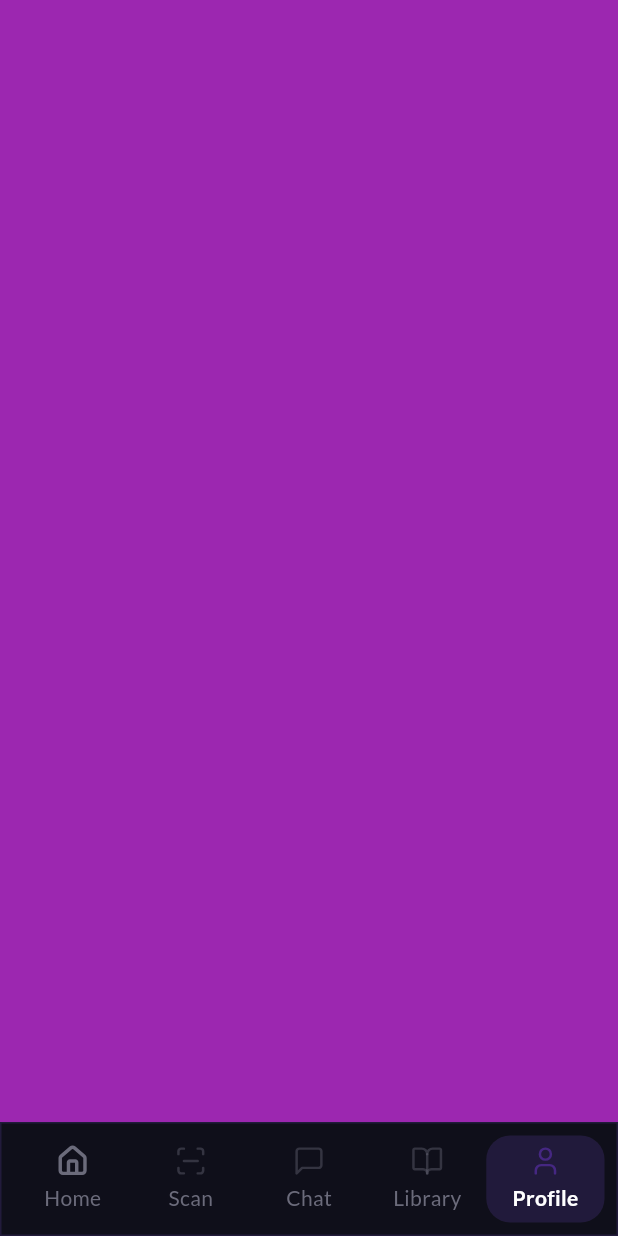
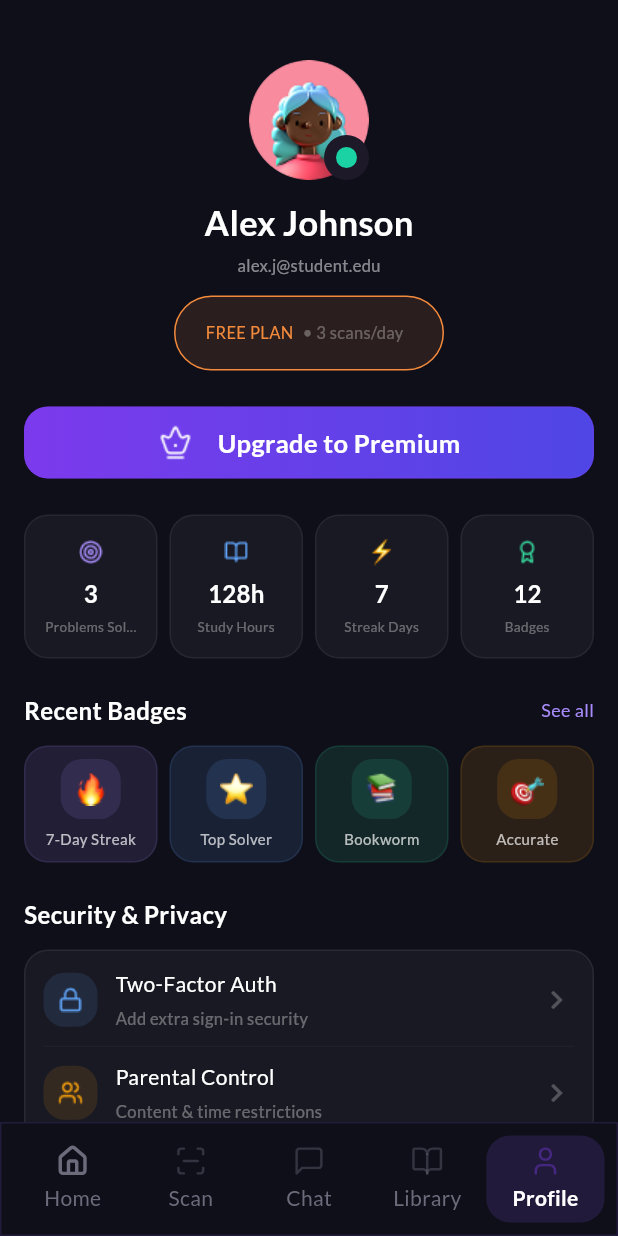
Before and after one commit to MdLimon123/Smart-Study-Ai, a Flutter app: the MainScreen screen opened by its route, item 5 of the bottom bar chosen, on a phone screen of 412 x 824 dp. Run offline on Flutter 3.47's test engine with Material 3 defaults, Android fonts, the phone set to English and light mode, and no system bars; our stand-ins replace cached_network_image, camera, flutter_screenutil, flutter_spinkit, flutter_svg, get and 4 more; accounts and stored records are empty.

Commit message:
profile complete

```diff
--- a/lib/views/screen/main/main_screen.dart
+++ b/lib/views/screen/main/main_screen.dart
@@ -3,6 +3,7 @@ import 'package:flutter_extension/views/base/bottom_menu.dart';
 import 'package:flutter_extension/views/screen/chat/ai_chat_screen.dart';
 import 'package:flutter_extension/views/screen/home/home_screen.dart';
 import 'package:flutter_extension/views/screen/library/library_screen.dart';
+import 'package:flutter_extension/views/screen/profile/profile_screen.dart';
 import 'package:flutter_extension/views/screen/scan&solve/scan_screen.dart';
 
 class MainScreen extends StatefulWidget {
@@ -26,7 +27,7 @@ class _MainScreenState extends State<MainScreen> {
           ScanScreen(isActive: _currentIndex == 1),
           const AiChatScreen(),
           const LibraryScreen(),
-          Container(color: Colors.purple),
+          const ProfileScreen(),
         ],
       ),
       bottomNavigationBar: BottomMenu(
--- /dev/null
+++ b/lib/views/screen/profile/profile_screen.dart
@@ -0,0 +1,567 @@
+import 'package:flutter/material.dart';
+import 'package:flutter_extension/util/app_colors.dart';
+
+class ProfileScreen extends StatefulWidget {
+  const ProfileScreen({super.key});
+
+  @override
+  State<ProfileScreen> createState() => _ProfileScreenState();
+}
+
+class _ProfileScreenState extends State<ProfileScreen> {
+  @override
+  Widget build(BuildContext context) {
+    return Scaffold(
+      backgroundColor: const Color(0xFF0F0F1A),
+      body: SafeArea(
+        child: SingleChildScrollView(
+          padding: const EdgeInsets.symmetric(horizontal: 16, vertical: 20),
+          child: Column(
+            mainAxisAlignment: MainAxisAlignment.start,
+            crossAxisAlignment: CrossAxisAlignment.start,
+            children: [
+              const SizedBox(height: 20),
+              Center(
+                child: Stack(
+                  alignment: Alignment.center,
+                  children: [
+                    Container(
+                      height: 80,
+                      width: 80,
+                      decoration: const BoxDecoration(
+                        shape: BoxShape.circle,
+                        image: DecorationImage(
+                          image: AssetImage("assets/images/dummy.png"),
+                          fit: BoxFit.cover,
+                        ),
+                      ),
+                    ),
+                    Positioned(
+                      bottom: 0,
+                      right: 0,
+                      child: Container(
+                        height: 30,
+                        padding: const EdgeInsets.all(8),
+                        width: 30,
+                        decoration: const BoxDecoration(
+                          shape: BoxShape.circle,
+                          color: Color(0xFF1D1929),
+                        ),
+                        child: Container(
+                          height: 12,
+                          width: 12,
+                          decoration: const BoxDecoration(
+                            shape: BoxShape.circle,
+                            color: Color(0xFF1BD2A4),
+                          ),
+                        ),
+                      ),
+                    ),
+                  ],
+                ),
+              ),
+
+              const SizedBox(height: 12),
+              Center(
+                child: Text(
+                  "Alex Johnson",
+                  style: TextStyle(
+                    fontSize: 23,
+                    fontWeight: FontWeight.w700,
+                    color: AppColors.textColor,
+                  ),
+                ),
+              ),
+              const SizedBox(height: 4),
+              Center(
+                child: Text(
+                  "alex.j@student.edu",
+                  style: TextStyle(
+                    fontSize: 11,
+                    fontWeight: FontWeight.w400,
+                    color: AppColors.textColor.withValues(alpha: 0.50),
+                  ),
+                ),
+              ),
+
+              const SizedBox(height: 12),
+
+              Center(
+                child: Container(
+                  width: 180,
+
+                  padding: const EdgeInsets.symmetric(
+                    horizontal: 20,
+                    vertical: 16,
+                  ),
+                  decoration: BoxDecoration(
+                    color: const Color(0xFFF48A3B).withValues(alpha: 0.12),
+                    borderRadius: BorderRadius.circular(30),
+                    border: Border.all(
+                      color: const Color(0xFFF48A3B),
+                      width: 1,
+                    ),
+                  ),
+
+                  child: Row(
+                    children: [
+                      const Text(
+                        "FREE PLAN",
+                        style: TextStyle(
+                          fontSize: 11,
+                          fontWeight: FontWeight.w500,
+                          color: Color(0xFFF48A3B),
+                        ),
+                      ),
+                      const SizedBox(width: 6),
+                      Text(
+                        "• 3 scans/day",
+                        style: TextStyle(
+                          fontSize: 11,
+                          fontWeight: FontWeight.w500,
+                          color: AppColors.textColor.withValues(alpha: 0.30),
+                        ),
+                      ),
+                    ],
+                  ),
+                ),
+              ),
+
+              const SizedBox(height: 24),
+
+              Container(
+                width: double.infinity,
+                height: 48,
+                decoration: BoxDecoration(
+                  borderRadius: BorderRadius.circular(16),
+                  border: Border.all(
+                    color: const Color(0xFF7C3AED).withValues(alpha: 0.30),
+                  ),
+                  gradient: const LinearGradient(
+                    colors: [Color(0xFF7C3AED), Color(0xFF4F46E5)],
+                  ),
+                ),
+                child: Row(
+                  mainAxisAlignment: MainAxisAlignment.center,
+                  children: [
+                    Image.asset('assets/images/crown.png'),
+                    const SizedBox(width: 16),
+                    Text(
+                      "Upgrade to Premium",
+                      style: TextStyle(
+                        fontSize: 17,
+                        fontWeight: FontWeight.w700,
+                        color: AppColors.textColor,
+                      ),
+                    ),
+                  ],
+                ),
+              ),
+
+              const SizedBox(height: 24),
+              Row(
+                children: [
+                  _customContainer(
+                    image: "assets/images/circle.png",
+                    count: "3",
+                    title: "Problems Solved",
+                  ),
+                  const SizedBox(width: 8),
+                  _customContainer(
+                    image: "assets/images/book_fill.png",
+                    count: "128h",
+                    title: "Study Hours",
+                  ),
+                  const SizedBox(width: 8),
+                  _customContainer(
+                    image: "assets/images/phy.png",
+                    count: "7",
+                    title: "Streak Days",
+                  ),
+                  const SizedBox(width: 8),
+                  _customContainer(
+                    image: "assets/images/badges.png",
+                    count: "12",
+                    title: "Badges",
+                  ),
+                ],
+              ),
+
+              const SizedBox(height: 23),
+              Row(
+                mainAxisAlignment: MainAxisAlignment.spaceBetween,
+                children: [
+                  Text(
+                    "Recent Badges",
+                    style: TextStyle(
+                      fontSize: 16,
+                      fontWeight: FontWeight.w600,
+                      color: AppColors.textColor,
+                    ),
+                  ),
+                  const Text(
+                    "See all",
+                    style: TextStyle(
+                      fontSize: 12,
+                      fontWeight: FontWeight.w500,
+                      color: Color(0xFFA78BFA),
+                    ),
+                  ),
+                ],
+              ),
+
+              const SizedBox(height: 12),
+
+              Row(
+                children: [
+                  _badgesContainer(
+                    bacgroundColor: const Color(0xFFA78BFA),
+                    borderColor: const Color(0xFFA78BFA),
+                    image: "assets/images/fire.png",
+                    title: "7-Day Streak",
+                  ),
+                  const SizedBox(width: 8),
+                  _badgesContainer(
+                    bacgroundColor: const Color(0xFF60A5FA),
+                    borderColor: const Color(0xFF60A5FA),
+                    image: "assets/images/star.png",
+                    title: "Top Solver",
+                  ),
+                  const SizedBox(width: 8),
+                  _badgesContainer(
+                    bacgroundColor: const Color(0xFF34D399),
+                    borderColor: const Color(0xFF34D399),
+                    image: "assets/images/book3.png",
+                    title: "Bookworm",
+                  ),
+                  const SizedBox(width: 8),
+                  _badgesContainer(
+                    bacgroundColor: const Color(0xFFF59E0B),
+                    borderColor: const Color(0xFFF59E0B),
+                    image: "assets/images/tree.png",
+                    title: "Accurate",
+                  ),
+                ],
+              ),
+              const SizedBox(height: 23),
+
+              Text(
+                "Security & Privacy",
+                style: TextStyle(
+                  fontSize: 16,
+                  fontWeight: FontWeight.w600,
+                  color: AppColors.textColor,
+                ),
+              ),
+              const SizedBox(height: 12),
+              Container(
+                width: double.infinity,
+                padding: const EdgeInsets.all(12),
+                decoration: BoxDecoration(
+                  borderRadius: BorderRadius.circular(16),
+                  color: AppColors.textColor.withValues(alpha: 0.04),
+                  border: Border.all(
+                    color: AppColors.textColor.withValues(alpha: 0.07),
+                    width: 1,
+                  ),
+                ),
+                child: Column(
+                  mainAxisAlignment: MainAxisAlignment.start,
+                  crossAxisAlignment: CrossAxisAlignment.start,
+                  children: [
+                    _customRow(
+                      backgroundColor: const Color(0xFF60A5FA),
+                      image: "assets/images/lock.png",
+                      title: "Two-Factor Auth",
+                      subtitle: "Add extra sign-in security",
+                    ),
+
+                    const SizedBox(height: 10),
+                    Divider(
+                      height: 1,
+                      color: AppColors.textColor.withValues(alpha: 0.05),
+                    ),
+
+                    const SizedBox(height: 10),
+
+                    _customRow(
+                      backgroundColor: const Color(0xFFF59E0B),
+                      image: "assets/images/groupUser.png",
+                      title: "Parental Control",
+                      subtitle: "Content & time restrictions",
+                    ),
+
+                    const SizedBox(height: 10),
+                    Divider(
+                      height: 1,
+                      color: AppColors.textColor.withValues(alpha: 0.05),
+                    ),
+
+                    const SizedBox(height: 10),
+
+                    _customRow(
+                      backgroundColor: const Color(0xFFA78BFA),
+                      image: "assets/images/groupUser.png",
+                      title: "AI Personalization",
+                      subtitle: "Model, style & subject focus",
+                    ),
+
+                    const SizedBox(height: 10),
+                    Divider(
+                      height: 1,
+                      color: AppColors.textColor.withValues(alpha: 0.05),
+                    ),
+
+                    const SizedBox(height: 10),
+
+                    _customRow(
+                      backgroundColor: const Color(0xFF34D399),
+                      image: "assets/images/groupUser.png",
+                      title: "Data Control",
+                      subtitle: "Export data · Delete chat history",
+                    ),
+
+                    const SizedBox(height: 10),
+                    Divider(
+                      height: 1,
+                      color: AppColors.textColor.withValues(alpha: 0.05),
+                    ),
+                  ],
+                ),
+              ),
+
+              const SizedBox(height: 23),
+
+              Text(
+                "General",
+                style: TextStyle(
+                  fontSize: 16,
+                  fontWeight: FontWeight.w600,
+                  color: AppColors.textColor,
+                ),
+              ),
+
+              const SizedBox(height: 12),
+              Container(
+                width: double.infinity,
+                padding: const EdgeInsets.all(12),
+                decoration: BoxDecoration(
+                  borderRadius: BorderRadius.circular(16),
+                  color: AppColors.textColor.withValues(alpha: 0.04),
+                  border: Border.all(
+                    color: AppColors.textColor.withValues(alpha: 0.07),
+                    width: 1,
+                  ),
+                ),
+                child: Column(
+                  mainAxisAlignment: MainAxisAlignment.start,
+                  crossAxisAlignment: CrossAxisAlignment.start,
+                  children: [
+                    _customRow(
+                      backgroundColor: const Color(0xFF60A5FA),
+                      image: "assets/images/notification.png",
+                      title: "Notifications",
+                      subtitle: "Push & email alerts",
+                    ),
+
+                    const SizedBox(height: 10),
+                    Divider(
+                      height: 1,
+                      color: AppColors.textColor.withValues(alpha: 0.05),
+                    ),
+
+                    const SizedBox(height: 10),
+
+                    _customRow(
+                      backgroundColor: const Color(0xFF34D399),
+                      image: "assets/images/privacy.png",
+                      title: "Privacy & Security",
+                      subtitle: "Manage data",
+                    ),
+
+                    const SizedBox(height: 10),
+                    Divider(
+                      height: 1,
+                      color: AppColors.textColor.withValues(alpha: 0.05),
+                    ),
+
+                    const SizedBox(height: 10),
+
+                    _customRow(
+                      backgroundColor: const Color(0xFFF59E0B),
+                      image: "assets/images/help.png",
+                      title: "Help & Support",
+                      subtitle: "FAQ & contact",
+                    ),
+
+                    const SizedBox(height: 10),
+                    Divider(
+                      height: 1,
+                      color: AppColors.textColor.withValues(alpha: 0.05),
+                    ),
+
+                    const SizedBox(height: 10),
+
+                    _customRow(
+                      backgroundColor: const Color(0xFF60A5FA),
+                      image: "assets/images/lock.png",
+                      title: "Change Password",
+                      subtitle: "Update your password",
+                    ),
+
+                    const SizedBox(height: 10),
+                  ],
+                ),
+              ),
+            ],
+          ),
+        ),
+      ),
+    );
+  }
+
+  _customRow({
+    required Color backgroundColor,
+    required String image,
+    required String title,
+    required String subtitle,
+  }) {
+    return Row(
+      children: [
+        Container(
+          height: 36,
+          width: 36,
+          decoration: BoxDecoration(
+            borderRadius: BorderRadius.circular(14),
+            color: backgroundColor.withValues(alpha: 0.12),
+          ),
+          child: Image.asset(image),
+        ),
+        const SizedBox(width: 12),
+        Column(
+          crossAxisAlignment: CrossAxisAlignment.start,
+          mainAxisAlignment: MainAxisAlignment.start,
+          children: [
+            Text(
+              title,
+              style: TextStyle(
+                fontSize: 14,
+                fontWeight: FontWeight.w500,
+                color: AppColors.textColor,
+              ),
+            ),
+            const SizedBox(height: 5),
+            Text(
+              subtitle,
+              style: TextStyle(
+                fontSize: 11,
+                fontWeight: FontWeight.w500,
+                color: AppColors.textColor.withValues(alpha: 0.35),
+              ),
+            ),
+          ],
+        ),
+
+        const Spacer(),
+        Icon(
+          Icons.navigate_next,
+          color: AppColors.textColor.withValues(alpha: 0.25),
+        ),
+      ],
+    );
+  }
+
+  Expanded _badgesContainer({
+    required Color bacgroundColor,
+    required Color borderColor,
+    required String image,
+    required String title,
+  }) {
+    return Expanded(
+      child: Container(
+        padding: const EdgeInsets.symmetric(horizontal: 6, vertical: 8),
+        width: double.infinity,
+        decoration: BoxDecoration(
+          color: bacgroundColor.withValues(alpha: 0.12),
+          borderRadius: BorderRadius.circular(16),
+          border: Border.all(
+            color: borderColor.withValues(alpha: 0.12),
+            width: 1,
+          ),
+        ),
+        child: Column(
+          mainAxisAlignment: MainAxisAlignment.center,
+          crossAxisAlignment: CrossAxisAlignment.center,
+          children: [
+            Container(
+              height: 40,
+              decoration: BoxDecoration(
+                borderRadius: BorderRadius.circular(14),
+                color: bacgroundColor.withValues(alpha: 0.13),
+              ),
+              child: Image.asset(image),
+            ),
+            const SizedBox(height: 6),
+            Text(
+              title,
+              style: TextStyle(
+                fontSize: 10,
+                fontWeight: FontWeight.w400,
+                color: AppColors.textColor.withValues(alpha: 0.70),
+              ),
+            ),
+          ],
+        ),
+      ),
+    );
+  }
+
+  _customContainer({
+    required String image,
+    required String count,
+    required String title,
+  }) {
+    return Expanded(
+      child: Container(
+        padding: const EdgeInsets.symmetric(horizontal: 12, vertical: 14),
+        width: double.infinity,
+        decoration: BoxDecoration(
+          color: AppColors.textColor.withValues(alpha: 0.04),
+          borderRadius: BorderRadius.circular(16),
+          border: Border.all(
+            color: AppColors.textColor.withValues(alpha: 0.06),
+            width: 1,
+          ),
+        ),
+        child: Column(
+          mainAxisAlignment: MainAxisAlignment.center,
+          crossAxisAlignment: CrossAxisAlignment.center,
+          children: [
+            Image.asset(image, width: 20, height: 20),
+            const SizedBox(height: 6),
+            Text(
+              count,
+              style: TextStyle(
+                fontSize: 16,
+                fontWeight: FontWeight.w700,
+                color: AppColors.textColor,
+              ),
+            ),
+            const SizedBox(height: 4),
+            Text(
+              title,
+              style: TextStyle(
+                fontSize: 9,
+                fontWeight: FontWeight.w400,
+                color: AppColors.textColor.withValues(alpha: 0.35),
+              ),
+              textAlign: TextAlign.center,
+              maxLines: 1,
+              overflow: TextOverflow.ellipsis,
+            ),
+          ],
+        ),
+      ),
+    );
+  }
+}
```
Also changed, not shown: assets/images/ai.png (added), assets/images/badges.png (added), assets/images/book3.png (added), assets/images/book_fill.png (added), assets/images/circle.png (added), assets/images/crown.png (added), assets/images/data.png (added), assets/images/dummy.png (added), assets/images/fire.png (added), assets/images/groupUser.png (added), assets/images/help.png (added), assets/images/lock.png (added), assets/images/notification.png (added), assets/images/privacy.png (added), 2 more files.
